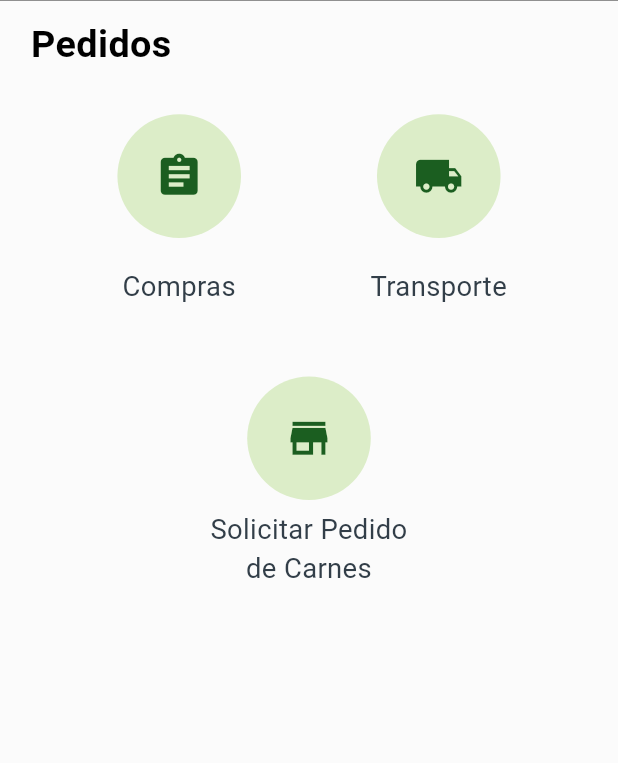
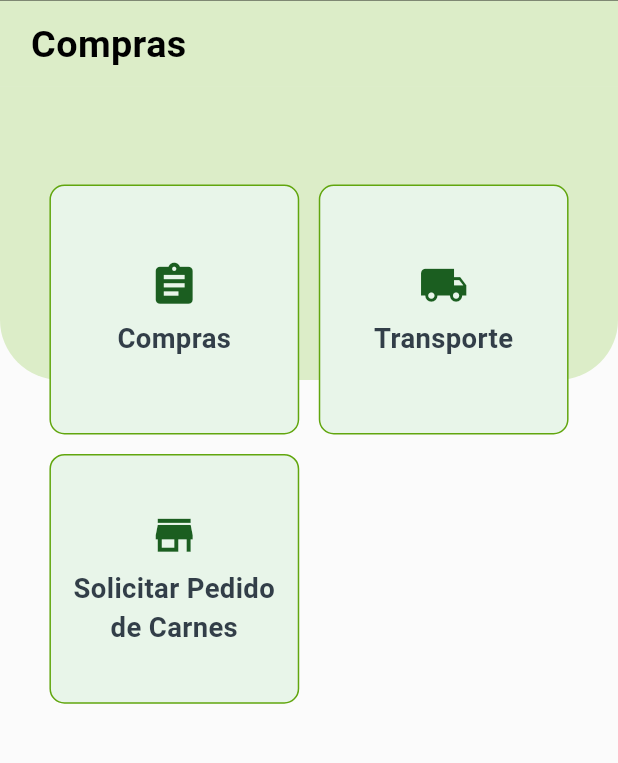
Before and after one commit to Javicoviran/AppSocioTest, a Flutter app: the PurchasesMenu screen opened directly, on a phone screen of 412 x 824 dp, the part 49-812 px from its top. Run offline on Flutter 3.47's test engine with Material 3 defaults, Android fonts, the phone set to English and light mode, and no system bars; our stand-ins replace barcode_widget, cached_network_image, flutter_riverpod, google_fonts, shimmer, webview_flutter; missing offline and left inert: qr_code_scanner, webview_flutter_android, webview_flutter_wkwebview; network calls fail.

Commit message:
style: purchase menu (start)

```diff
--- a/lib/features/home/presentation/widgets/help_contact.dart
+++ b/lib/features/home/presentation/widgets/help_contact.dart
@@ -38,7 +38,7 @@ class HelpContact extends StatelessWidget {
                 SizedBox(height: hJM(3)),
                 Container(
                   height: hJM(33),
-                  padding: CommonTheme.defaultBodyPadding,
+                  padding: EdgeInsets.all(wJM(5)),
                   decoration: BoxDecoration(
                     borderRadius: BorderRadius.circular(10.0),
                     border: Border.all(color: CommonTheme.green500),
--- a/lib/features/home/presentation/widgets/home.dart
+++ b/lib/features/home/presentation/widgets/home.dart
@@ -11,7 +11,7 @@ import 'package:app_socio_test/presentation/widgets/body.dart';
 import 'package:app_socio_test/presentation/widgets/profile_avatar.dart';
 import 'package:flutter/material.dart';
 
-// TODO: controll focus scope (searchbarr)
+// TODO: control focus scope (searchbarr)
 
 class Home extends StatelessWidget {
   const Home({super.key});
@@ -94,7 +94,7 @@ class _HomeWelcome extends StatelessWidget {
         Column(
           crossAxisAlignment: CrossAxisAlignment.start,
           children: [
-            Text('Bienveidx,', style: CommonTheme.bodyMedium),
+            Text('Bienveidx,', style: CommonTheme.bodyLarge),
             SizedBox(
               width: wJM(65),
               child: Text(
--- a/lib/features/navbar/helpers/constant.dart
+++ b/lib/features/navbar/helpers/constant.dart
@@ -1,5 +1,4 @@
-import 'package:app_socio_test/features/article/presentation/helpers/constants.dart';
-import 'package:app_socio_test/features/article/presentation/widgets/article_detail.dart';
+import 'package:app_socio_test/features/member_portal/presentation/widgets/member_portal.dart';
 import 'package:app_socio_test/features/more/more_options/presentation/widgets/more_options.dart';
 import 'package:app_socio_test/features/navbar/models/nav_bar_item.dart';
 import 'package:app_socio_test/features/home/presentation/widgets/home.dart';
@@ -8,18 +7,18 @@ import 'package:app_socio_test/features/purchases/widgets/purchases_menu.dart';
 import 'package:flutter/material.dart';
 
 final navBarPages = [
-  ArticleDetail(article: testAquarius),
+  const MemberPortal(),
   PurchasesMenu(),
   const Home(),
   const MailBox(),
-  const MoreOptions()
+  const MoreOptions(),
 ];
 
 const defaultTab = 2;
 const mailTab = 3;
 
 final navBarItems = [
-  NavBarItem(iconData: Icons.developer_mode_outlined),
+  NavBarItem(iconData: Icons.web_rounded),
   NavBarItem(iconData: Icons.shopping_bag_outlined),
   NavBarItem(iconData: Icons.home_outlined),
   NavBarItem(iconData: Icons.mail_outlined),
@@ -27,11 +26,11 @@ final navBarItems = [
 ];
 
 final navBarItemsSelected = [
-  NavBarItem(iconData: Icons.developer_mode),
+  NavBarItem(iconData: Icons.web),
   NavBarItem(iconData: Icons.shopping_bag),
   NavBarItem(iconData: Icons.home),
   NavBarItem(iconData: Icons.mail),
   NavBarItem(iconData: Icons.more_horiz),
 ];
 
-final labels = ["Demo", "Pedidos", "Inicio", 'Buzón', 'Más'];
+final labels = ["Portal", "Compras", "Inicio", 'Buzón', 'Más'];
--- a/lib/features/navbar/widgets/bottom_nav_bar.dart
+++ b/lib/features/navbar/widgets/bottom_nav_bar.dart
@@ -1,7 +1,6 @@
 import 'package:app_socio_test/features/navbar/helpers/constant.dart';
 import 'package:app_socio_test/features/navbar/providers/nav_bar_controller_provider.dart';
 import 'package:app_socio_test/features/navbar/widgets/nav_bar_item.dart';
-import 'package:app_socio_test/presentation/styles/colors.dart';
 import 'package:app_socio_test/presentation/styles/theme.dart';
 import 'package:flutter/material.dart';
 import 'package:flutter_riverpod/flutter_riverpod.dart';
@@ -12,7 +11,7 @@ class BottomNavBar extends ConsumerWidget {
   @override
   Widget build(BuildContext context, WidgetRef ref) {
     return Container(
-      color: AppColors.grey200,
+      color: CommonTheme.navBarColor,
       height: CommonTheme.baseBarHeight,
       child: Row(
         children: List.generate(
--- a/lib/features/profile/presentation/widgets/profile.dart
+++ b/lib/features/profile/presentation/widgets/profile.dart
@@ -61,9 +61,9 @@ class _ProfileShopList extends StatelessWidget {
         SizedBox(height: hJM(2)),
         ProfileShopListItem(
           shop: ProfileShopListItemModel(
-            name: 'coviran supermercados Nombre tienda ',
-            address: 'Dirección tienda 2, granada granada',
-            phoneNumber: '999 999 999',
+            name: 'SUPERMERCADOS COVIRAN ANCHA DE GRACIA',
+            address: 'Calle Ancha de Gracia 5',
+            phoneNumber: '958 98 30 37',
             imageUrl: defaultShopImage,
           ),
         ),
--- a/lib/features/purchases/widgets/purchases_menu.dart
+++ b/lib/features/purchases/widgets/purchases_menu.dart
@@ -8,11 +8,13 @@ import 'package:app_socio_test/presentation/styles/theme.dart';
 import 'package:app_socio_test/presentation/widgets/base_app_bar.dart';
 import 'package:app_socio_test/presentation/widgets/body.dart';
 import 'package:flutter/material.dart';
+import 'package:flutter/widgets.dart';
 
 class PurchasesMenu extends StatelessWidget {
   final purchases = PurchasesMenuItem(text: "Compras", icon: Icons.assignment, goTo: Orders());
   final transport = PurchasesMenuItem(text: "Transporte", icon: Icons.local_shipping, goTo: Transport());
   final meat = PurchasesMenuItem(text: "Solicitar Pedido de Carnes", icon: Icons.store, goTo: Meat());
+
   PurchasesMenu({super.key});
 
   @override
@@ -20,21 +22,51 @@ class PurchasesMenu extends StatelessWidget {
     return SafeArea(
       child: Scaffold(
         body: Body(
-          appBar: const BaseAppBar(title: "Pedidos"),
-          child: Column(
+          appBar: const BaseAppBar(title: "Compras", backgroundColor: CommonTheme.lightGreen),
+          child: Stack(
             children: [
-              SizedBox(
-                child: Wrap(
-                  spacing: wJM(2),
-                  runSpacing: wJM(4),
-                  alignment: WrapAlignment.center,
+              Container(
+                height: hJM(30),
+                decoration: const BoxDecoration(
+                  color: CommonTheme.lightGreen,
+                  borderRadius: BorderRadius.only(
+                    topLeft: Radius.circular(0),
+                    topRight: Radius.circular(0),
+                    bottomLeft: Radius.circular(40),
+                    bottomRight: Radius.circular(40),
+                  ),
+                ),
+              ),
+              Padding(
+                padding: EdgeInsets.symmetric(vertical: hJM(10), horizontal: wJM(8)),
+                child: GridView.count(
+                  crossAxisCount: 2,
+                  shrinkWrap: true,
+                  mainAxisSpacing: hJM(2),
+                  crossAxisSpacing: hJM(2),
                   children: [
                     _PurchasesMenuItem(purchasesMenuItem: purchases),
                     _PurchasesMenuItem(purchasesMenuItem: transport),
                     _PurchasesMenuItem(purchasesMenuItem: meat),
                   ],
                 ),
-              )
+              ),
+              // Column(
+              //   children: [
+              //     SizedBox(
+              //       child: Wrap(
+              //         spacing: wJM(2),
+              //         runSpacing: wJM(4),
+              //         alignment: WrapAlignment.center,
+              // children: [
+              //   _PurchasesMenuItem(purchasesMenuItem: purchases),
+              //   _PurchasesMenuItem(purchasesMenuItem: transport),
+              //   _PurchasesMenuItem(purchasesMenuItem: meat),
+              // ],
+              //       ),
+              //     )
+              //   ],
+              // ),
             ],
           ),
         ),
@@ -52,20 +84,23 @@ class _PurchasesMenuItem extends StatelessWidget {
     return GestureDetector(
       onTap: () => Navigator.push(context, MaterialPageRoute(builder: (contex) => purchasesMenuItem.goTo)),
       child: Container(
-        width: wJM(40),
-        height: wJM(40),
         padding: EdgeInsets.all(wJM(2)),
+        decoration: BoxDecoration(
+          borderRadius: BorderRadius.circular(10.0),
+          border: Border.all(color: CommonTheme.primaryColor),
+          color: CommonTheme.green50,
+        ),
         child: Column(
-          mainAxisAlignment: MainAxisAlignment.spaceEvenly,
+          mainAxisAlignment: MainAxisAlignment.center,
           children: [
-            Container(
-              width: wJM(10) * 2,
-              height: wJM(10) * 2,
-              decoration: const BoxDecoration(shape: BoxShape.circle, color: AppColors.lightGreen100),
-              child: Icon(purchasesMenuItem.icon, color: AppColors.green900),
+            Icon(purchasesMenuItem.icon, color: AppColors.green900),
+            SizedBox(height: hJM(1)),
+            Text(
+              purchasesMenuItem.text,
+              style: CommonTheme.bodyLarge.copyWith(fontWeight: FontWeight.bold),
+              maxLines: 2,
+              textAlign: TextAlign.center,
             ),
-            SizedBox(width: wJM(2)),
-            Text(purchasesMenuItem.text, style: CommonTheme.bodyLarge, maxLines: 2, textAlign: TextAlign.center),
           ],
         ),
       ),
--- a/lib/presentation/styles/theme.dart
+++ b/lib/presentation/styles/theme.dart
@@ -39,6 +39,7 @@ class CommonTheme {
   static const cancelButtonColor = AppColors.gray;
   static const disabledColor = AppColors.lightGray;
   static const disabledTextColor = AppColors.white;
+  static const navBarColor = AppColors.white;
   static const dividerColor = AppColors.lightGray;
   static const linkColor = AppColors.blue600;
   static const darkLinkColor = AppColors.blue900;
--- a/lib/presentation/widgets/base_app_bar.dart
+++ b/lib/presentation/widgets/base_app_bar.dart
@@ -6,18 +6,20 @@ import 'package:flutter/material.dart';
 class BaseAppBar extends StatelessWidget {
   final String title;
   final bool back;
+  final Color? backgroundColor;
 
   const BaseAppBar({
     super.key,
     required this.title,
     this.back = false,
+    this.backgroundColor,
   });
 
   @override
   Widget build(BuildContext context) {
     return Container(
       decoration: BoxDecoration(
-        color: CommonTheme.backgroundColor,
+        color: backgroundColor ?? CommonTheme.backgroundColor,
         border: Border.all(width: 0, color: Colors.transparent),
       ),
       height: CommonTheme.appBarHeight,
--- a/lib/presentation/widgets/base_shop_info.dart
+++ b/lib/presentation/widgets/base_shop_info.dart
@@ -67,7 +67,7 @@ class BaseShopInfo extends StatelessWidget {
                             width: wJM(46),
                             child: const ProfileBaseField(title: 'Tipo de software', content: 'Coviges'),
                           ),
-                          const ProfileBaseField(title: 'Versión de software', content: ''),
+                          const ProfileBaseField(title: 'Versión de software', content: 'RT'),
                         ],
                       ),
                       const Divider(height: 0, color: CommonTheme.dividerColor),
```
Also changed, not shown: lib/features/home/presentation/widgets/home_app_bar.dart (+6 -18 lines), lib/features/profile/presentation/widgets/profile_shop_list_item.dart (+2 -6 lines).
